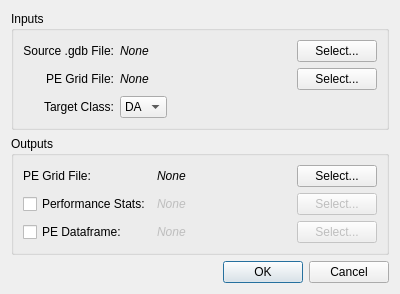
NETL-RIC/URC-Assessment-Method, file QTForms/RunPEDlg.ui: the form before one commit.
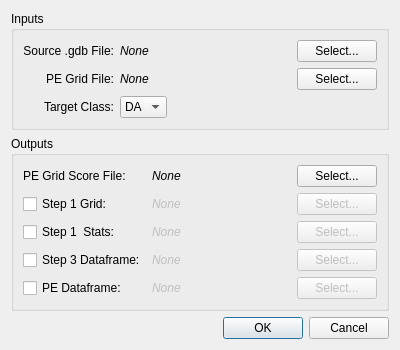
The form after the commit. Custom widgets are drawn as their Qt base class.

Commit message: wired up dialog for initiating PE Score calculation. Refactored everything into python Package.

```diff
--- a/QTForms/RunPEDlg.ui
+++ b/QTForms/RunPEDlg.ui
@@ -7,19 +7,55 @@
     <x>0</x>
     <y>0</y>
     <width>400</width>
-    <height>278</height>
+    <height>336</height>
    </rect>
   </property>
   <property name="windowTitle">
    <string>Calculate PE Score</string>
   </property>
   <layout class="QVBoxLayout" name="verticalLayout">
+   <property name="sizeConstraint">
+    <enum>QLayout::SetDefaultConstraint</enum>
+   </property>
    <item>
     <widget class="QGroupBox" name="groupBox">
      <property name="title">
       <string>Inputs</string>
      </property>
-     <layout class="QGridLayout" name="gridLayout" columnstretch="0,1,0">
+     <layout class="QGridLayout" name="gridLayout" columnstretch="0,0,0,0">
+      <property name="sizeConstraint">
+       <enum>QLayout::SetMaximumSize</enum>
+      </property>
+      <item row="2" column="1">
+       <widget class="QComboBox" name="targetCombo">
+        <property name="sizePolicy">
+         <sizepolicy hsizetype="Maximum" vsizetype="Fixed">
+          <horstretch>0</horstretch>
+          <verstretch>0</verstretch>
+         </sizepolicy>
+        </property>
+        <item>
+         <property name="text">
+          <string>DA</string>
+         </property>
+        </item>
+        <item>
+         <property name="text">
+          <string>DS</string>
+         </property>
+        </item>
+       </widget>
+      </item>
+      <item row="2" column="0">
+       <widget class="QLabel" name="label_4">
+        <property name="text">
+         <string>Target Class:</string>
+        </property>
+        <property name="alignment">
+         <set>Qt::AlignRight|Qt::AlignTrailing|Qt::AlignVCenter</set>
+        </property>
+       </widget>
+      </item>
       <item row="0" column="0">
        <widget class="QLabel" name="label">
         <property name="text">
@@ -30,31 +66,6 @@
         </property>
        </widget>
       </item>
-      <item row="0" column="1">
-       <widget class="QLabel" name="gdbLbl">
-        <property name="sizePolicy">
-         <sizepolicy hsizetype="MinimumExpanding" vsizetype="Preferred">
-          <horstretch>0</horstretch>
-          <verstretch>0</verstretch>
-         </sizepolicy>
-        </property>
-        <property name="font">
-         <font>
-          <italic>true</italic>
-         </font>
-        </property>
-        <property name="text">
-         <string>None</string>
-        </property>
-       </widget>
-      </item>
-      <item row="0" column="2">
-       <widget class="QPushButton" name="gdbButton">
-        <property name="text">
-         <string>Select...</string>
-        </property>
-       </widget>
-      </item>
       <item row="1" column="0">
        <widget class="QLabel" name="label_2">
         <property name="text">
@@ -65,10 +76,31 @@
         </property>
        </widget>
       </item>
+      <item row="0" column="1">
+       <widget class="ElideLabel" name="gdbLbl">
+        <property name="sizePolicy">
+         <sizepolicy hsizetype="Minimum" vsizetype="Preferred">
+          <horstretch>0</horstretch>
+          <verstretch>0</verstretch>
+         </sizepolicy>
+        </property>
+        <property name="font">
+         <font>
+          <italic>true</italic>
+         </font>
+        </property>
+        <property name="layoutDirection">
+         <enum>Qt::LeftToRight</enum>
+        </property>
+        <property name="text">
+         <string>None</string>
+        </property>
+       </widget>
+      </item>
       <item row="1" column="1">
-       <widget class="QLabel" name="gridFileLbl">
+       <widget class="ElideLabel" name="gridFileLbl">
         <property name="sizePolicy">
-         <sizepolicy hsizetype="MinimumExpanding" vsizetype="Preferred">
+         <sizepolicy hsizetype="Minimum" vsizetype="Preferred">
           <horstretch>0</horstretch>
           <verstretch>0</verstretch>
          </sizepolicy>
@@ -83,42 +115,32 @@
         </property>
        </widget>
       </item>
-      <item row="1" column="2">
+      <item row="1" column="3">
        <widget class="QPushButton" name="gridFileButton">
         <property name="text">
          <string>Select...</string>
         </property>
        </widget>
       </item>
-      <item row="2" column="0">
-       <widget class="QLabel" name="label_4">
+      <item row="0" column="3">
+       <widget class="QPushButton" name="gdbButton">
         <property name="text">
-         <string>Target Class:</string>
-        </property>
-        <property name="alignment">
-         <set>Qt::AlignRight|Qt::AlignTrailing|Qt::AlignVCenter</set>
+         <string>Select...</string>
         </property>
        </widget>
       </item>
-      <item row="2" column="1">
-       <widget class="QComboBox" name="comboBox">
-        <property name="sizePolicy">
-         <sizepolicy hsizetype="Maximum" vsizetype="Fixed">
-          <horstretch>0</horstretch>
-          <verstretch>0</verstretch>
-         </sizepolicy>
+      <item row="2" column="2">
+       <spacer name="horizontalSpacer">
+        <property name="orientation">
+         <enum>Qt::Horizontal</enum>
         </property>
-        <item>
-         <property name="text">
-          <string>DA</string>
-         </property>
-        </item>
-        <item>
-         <property name="text">
-          <string>DS</string>
-         </property>
-        </item>
-       </widget>
+        <property name="sizeHint" stdset="0">
+         <size>
+          <width>40</width>
+          <height>20</height>
+         </size>
+        </property>
+       </spacer>
       </item>
      </layout>
     </widget>
@@ -129,15 +151,18 @@
       <string>Outputs</string>
      </property>
      <layout class="QGridLayout" name="gridLayout_2" columnstretch="0,1,0">
-      <item row="0" column="0">
-       <widget class="QLabel" name="label_3">
+      <property name="sizeConstraint">
+       <enum>QLayout::SetDefaultConstraint</enum>
+      </property>
+      <item row="1" column="0">
+       <widget class="QCheckBox" name="s1GridOutCB">
         <property name="text">
-         <string>PE Grid File:</string>
+         <string>Step 1 Grid:</string>
         </property>
        </widget>
       </item>
       <item row="0" column="1">
-       <widget class="QLabel" name="finalGridLbl">
+       <widget class="ElideLabel" name="finalGridLbl">
         <property name="font">
          <font>
           <italic>true</italic>
@@ -146,6 +171,15 @@
         <property name="text">
          <string>None</string>
         </property>
+        <property name="scaledContents">
+         <bool>false</bool>
+        </property>
+        <property name="alignment">
+         <set>Qt::AlignLeading|Qt::AlignLeft|Qt::AlignVCenter</set>
+        </property>
+        <property name="textInteractionFlags">
+         <set>Qt::TextSelectableByKeyboard|Qt::TextSelectableByMouse</set>
+        </property>
        </widget>
       </item>
       <item row="0" column="2">
@@ -155,15 +189,15 @@
         </property>
        </widget>
       </item>
-      <item row="1" column="0">
-       <widget class="QCheckBox" name="checkBox">
+      <item row="0" column="0">
+       <widget class="QLabel" name="label_3">
         <property name="text">
-         <string>Performance Stats:</string>
+         <string>PE Grid Score File:</string>
         </property>
        </widget>
       </item>
-      <item row="1" column="1">
-       <widget class="QLabel" name="performanceLbl">
+      <item row="2" column="1">
+       <widget class="ElideLabel" name="s1StatOutLbl">
         <property name="enabled">
          <bool>false</bool>
         </property>
@@ -177,8 +211,8 @@
         </property>
        </widget>
       </item>
-      <item row="1" column="2">
-       <widget class="QPushButton" name="performanceButton">
+      <item row="2" column="2">
+       <widget class="QPushButton" name="s1StatOutButton">
         <property name="enabled">
          <bool>false</bool>
         </property>
@@ -187,18 +221,45 @@
         </property>
        </widget>
       </item>
-      <item row="2" column="0">
-       <widget class="QCheckBox" name="checkBox_2">
+      <item row="4" column="0">
+       <widget class="QCheckBox" name="PEDataframeOutCB">
         <property name="text">
          <string>PE Dataframe:</string>
         </property>
        </widget>
       </item>
-      <item row="2" column="1">
-       <widget class="QLabel" name="dataframeLbl">
+      <item row="2" column="0">
+       <widget class="QCheckBox" name="s1StatOutCB">
+        <property name="text">
+         <string>Step 1  Stats:</string>
+        </property>
+       </widget>
+      </item>
+      <item row="4" column="2">
+       <widget class="QPushButton" name="PEDataframeOutButton">
         <property name="enabled">
          <bool>false</bool>
         </property>
+        <property name="text">
+         <string>Select...</string>
+        </property>
+       </widget>
+      </item>
+      <item row="1" column="2">
+       <widget class="QPushButton" name="s1GridOutButton">
+        <property name="enabled">
+         <bool>false</bool>
+        </property>
+        <property name="text">
+         <string>Select...</string>
+        </property>
+       </widget>
+      </item>
+      <item row="1" column="1">
+       <widget class="ElideLabel" name="s1GridOutLbl">
+        <property name="enabled">
+         <bool>false</bool>
+        </property>
         <property name="font">
          <font>
           <italic>true</italic>
@@ -209,16 +270,53 @@
         </property>
        </widget>
       </item>
-      <item row="2" column="2">
-       <widget class="QPushButton" name="dataFrameButton">
+      <item row="3" column="0">
+       <widget class="QCheckBox" name="s3DataframeOutCB">
+        <property name="text">
+         <string>Step 3 Dataframe:</string>
+        </property>
+       </widget>
+      </item>
+      <item row="3" column="1">
+       <widget class="ElideLabel" name="s3DataframeOutLbl">
         <property name="enabled">
          <bool>false</bool>
         </property>
+        <property name="font">
+         <font>
+          <italic>true</italic>
+         </font>
+        </property>
         <property name="text">
+         <string>None</string>
+        </property>
+       </widget>
+      </item>
+      <item row="3" column="2">
+       <widget class="QPushButton" name="s3DataframeOutButton">
+        <property name="enabled">
+         <bool>false</bool>
+        </property>
+        <property name="text">
          <string>Select...</string>
         </property>
        </widget>
       </item>
+      <item row="4" column="1">
+       <widget class="ElideLabel" name="PEDataframeOutLbl">
+        <property name="enabled">
+         <bool>false</bool>
+        </property>
+        <property name="font">
+         <font>
+          <italic>true</italic>
+         </font>
+        </property>
+        <property name="text">
+         <string>None</string>
+        </property>
+       </widget>
+      </item>
      </layout>
     </widget>
    </item>
@@ -234,6 +332,13 @@
    </item>
   </layout>
  </widget>
+ <customwidgets>
+  <customwidget>
+   <class>ElideLabel</class>
+   <extends>QLabel</extends>
+   <header>ElideLabelWidget</header>
+  </customwidget>
+ </customwidgets>
  <resources/>
  <connections>
   <connection>
```
The commit also changes 15 other files.
